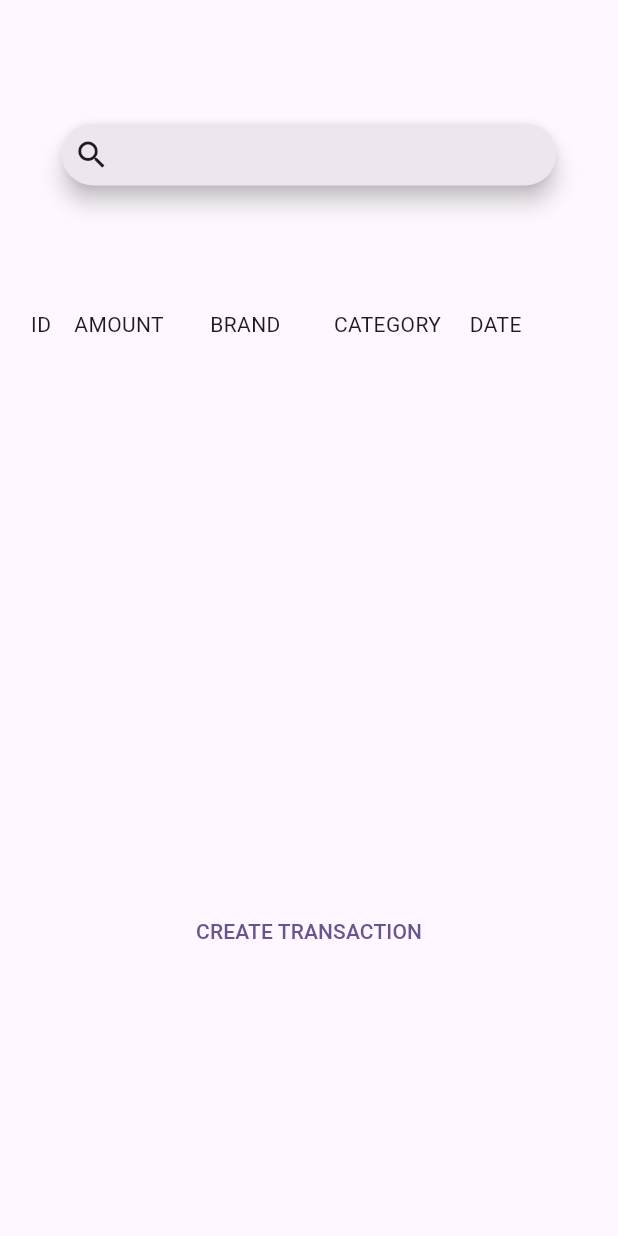
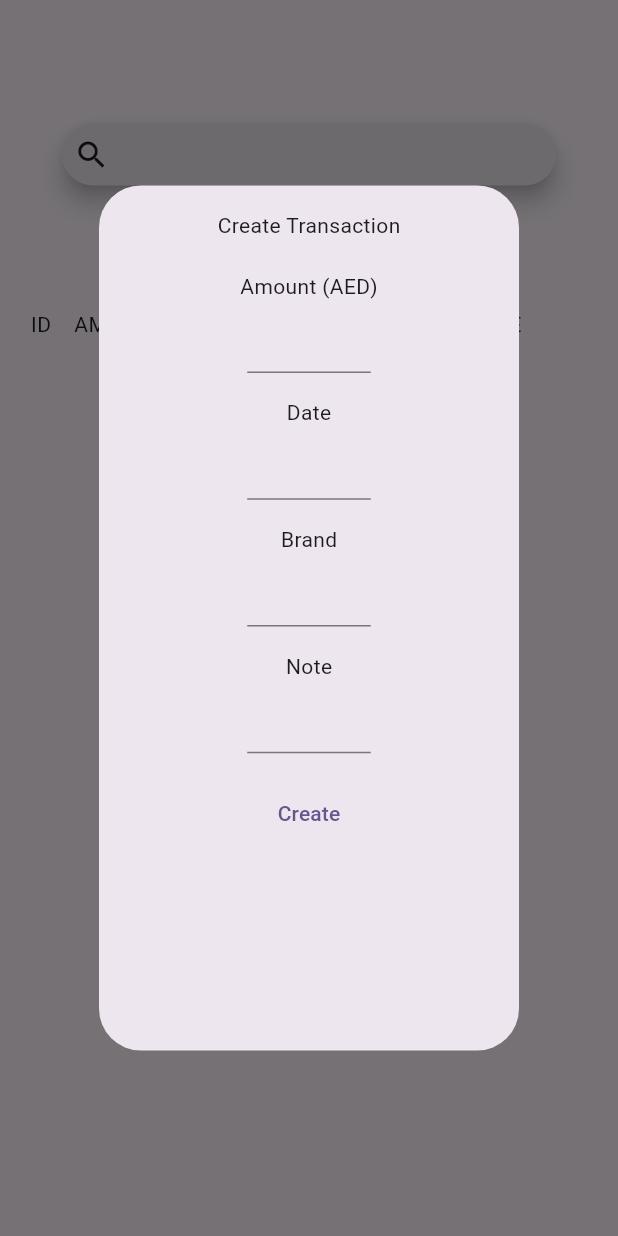
Before and after one commit to hisabi-app/hisabi-mobile, a Flutter app: the TransactionsPage screen opened by its route, after a tap on "CREATE TRANSACTION", on a phone screen of 412 x 824 dp. Run offline on Flutter 3.47's test engine with Material 3 defaults, Android fonts, the phone set to English and light mode, and no system bars; our stand-ins replace dio, email_validator, equatable, firebase_auth, firebase_core, flutter_bloc and 3 more; missing offline and left inert: telephony; accounts and stored records are empty; generated files the repository leaves out were written again; network calls fail.

Commit message:
Added dummy Create Transaction button
Added dummy Create Transaction button

```diff
--- /dev/null
+++ b/lib/presentation/helper_widgets/create_transaction_popup.dart
@@ -0,0 +1,92 @@
+import 'package:flutter/material.dart';
+
+class CreateTransactionPopup extends StatefulWidget {
+  @override
+  State<CreateTransactionPopup> createState() => _CreateTransactionPopupState();
+}
+
+class _CreateTransactionPopupState extends State<CreateTransactionPopup> {
+  @override
+  Widget build(BuildContext context) {
+    final height = MediaQuery.of(context).size.height;
+    final width = MediaQuery.of(context).size.width;
+    return Dialog(
+      child: Container(
+        height: height * 0.7,
+        width: width * 0.3,
+        child: Column(
+          children: [
+            SizedBox(
+              height: height * 0.02,
+            ),
+            Text("Create Transaction"),
+            SizedBox(
+              height: height * 0.025,
+            ),
+            Column(
+              children: [
+                Text("Amount (AED)"),
+                Container(
+                    padding: EdgeInsets.only(top: 0, bottom: 0),
+                    margin: EdgeInsets.only(top: 0, bottom: 0),
+                    width: width * 0.2,
+                    child: TextFormField(
+                      cursorHeight: height * 0.025,
+                    )),
+              ],
+            ),
+            SizedBox(
+              height: height * 0.02,
+            ),
+            Column(
+              children: [
+                Text("Date"),
+                Container(
+                    padding: EdgeInsets.only(top: 0, bottom: 0),
+                    margin: EdgeInsets.only(top: 0, bottom: 0),
+                    width: width * 0.2,
+                    child: TextFormField(
+                      cursorHeight: height * 0.025,
+                    )),
+              ],
+            ),
+            SizedBox(
+              height: height * 0.02,
+            ),
+            Column(
+              children: [
+                Text("Brand"),
+                Container(
+                    padding: EdgeInsets.only(top: 0, bottom: 0),
+                    margin: EdgeInsets.only(top: 0, bottom: 0),
+                    width: width * 0.2,
+                    child: TextFormField(
+                      cursorHeight: height * 0.025,
+                    )),
+              ],
+            ),
+            SizedBox(
+              height: height * 0.02,
+            ),
+            Column(
+              children: [
+                Text("Note"),
+                Container(
+                    padding: EdgeInsets.only(top: 0, bottom: 0),
+                    margin: EdgeInsets.only(top: 0, bottom: 0),
+                    width: width * 0.2,
+                    child: TextFormField(
+                      cursorHeight: height * 0.025,
+                    )),
+              ],
+            ),
+            SizedBox(
+              height: height * 0.02,
+            ),
+            TextButton(onPressed: () {}, child: Text("Create"))
+          ],
+        ),
+      ),
+    );
+  }
+}
--- a/lib/presentation/pages/transactions_page.dart
+++ b/lib/presentation/pages/transactions_page.dart
@@ -2,6 +2,7 @@ import 'package:flutter/material.dart';
 import 'package:flutter_bloc/flutter_bloc.dart';
 import 'package:hisabi_mobile_flutter/domain/transactions_repository.dart';
 import 'package:hisabi_mobile_flutter/presentation/cubit/app_cubit.dart';
+import 'package:hisabi_mobile_flutter/presentation/helper_widgets/create_transaction_popup.dart';
 
 class TransactionsPage extends StatefulWidget {
   @override
@@ -198,7 +199,14 @@ class _TransactionsPageState extends State<TransactionsPage> {
                                 ),
                               ),
                               TextButton(
-                                  onPressed: () {},
+                                  onPressed: () {
+                                    showDialog(
+                                      context: context,
+                                      builder: (BuildContext context) {
+                                        return CreateTransactionPopup();
+                                      },
+                                    );
+                                  },
                                   child: const Text("CREATE TRANSACTION")),
                             ],
                           ),
```
